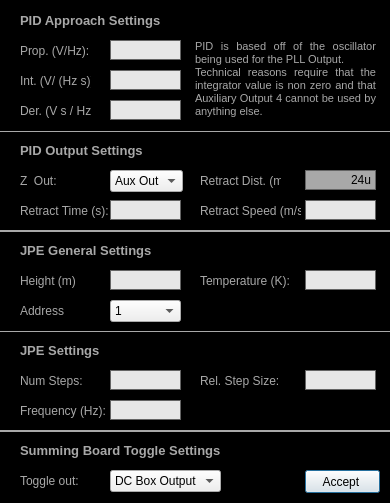
Above: Scanner GUI/ApproachModule/advancedPIDApproachSettings.ui from afylab/nanoSQUID-Scanning-Software before the change. Below: the same form after it.
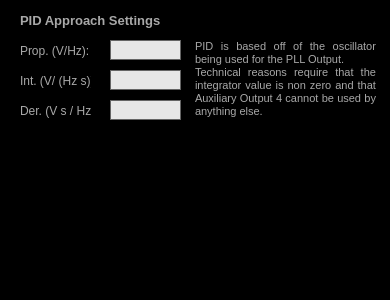
That is the form after the change.

Commit message: Latest Approach Module Changes

Patch:
```diff
--- a/Scanner GUI/ApproachModule/advancedPIDApproachSettings.ui
+++ b/Scanner GUI/ApproachModule/advancedPIDApproachSettings.ui
@@ -7,7 +7,7 @@
     <x>0</x>
     <y>0</y>
     <width>390</width>
-    <height>503</height>
+    <height>300</height>
    </rect>
   </property>
   <property name="sizePolicy">
@@ -19,13 +19,13 @@
   <property name="minimumSize">
    <size>
     <width>390</width>
-    <height>451</height>
+    <height>300</height>
    </size>
   </property>
   <property name="maximumSize">
    <size>
     <width>390</width>
-    <height>600</height>
+    <height>300</height>
    </size>
   </property>
   <property name="windowTitle">
@@ -79,19 +79,6 @@
     <set>Qt::AlignLeading|Qt::AlignLeft|Qt::AlignVCenter</set>
    </property>
   </widget>
-  <widget class="QPushButton" name="pushButton">
-   <property name="geometry">
-    <rect>
-     <x>305</x>
-     <y>470</y>
-     <width>75</width>
-     <height>23</height>
-    </rect>
-   </property>
-   <property name="text">
-    <string>Accept </string>
-   </property>
-  </widget>
   <widget class="QLabel" name="label">
    <property name="geometry">
     <rect>
@@ -131,470 +118,6 @@
     <string>Int. (V/ (Hz s)):</string>
    </property>
   </widget>
-  <widget class="QLabel" name="label_title_6">
-   <property name="geometry">
-    <rect>
-     <x>20</x>
-     <y>140</y>
-     <width>311</width>
-     <height>20</height>
-    </rect>
-   </property>
-   <property name="font">
-    <font>
-     <pointsize>10</pointsize>
-     <weight>75</weight>
-     <bold>true</bold>
-    </font>
-   </property>
-   <property name="styleSheet">
-    <string notr="true">#label_title{
-color:rgb(168,168,168)
-}</string>
-   </property>
-   <property name="text">
-    <string>PID Output Settings</string>
-   </property>
-   <property name="alignment">
-    <set>Qt::AlignLeading|Qt::AlignLeft|Qt::AlignVCenter</set>
-   </property>
-  </widget>
-  <widget class="Line" name="line_3">
-   <property name="geometry">
-    <rect>
-     <x>0</x>
-     <y>130</y>
-     <width>405</width>
-     <height>3</height>
-    </rect>
-   </property>
-   <property name="styleSheet">
-    <string notr="true">#line_3{
-color:rgb(168,168,168)
-}</string>
-   </property>
-   <property name="frameShadow">
-    <enum>QFrame::Plain</enum>
-   </property>
-   <property name="lineWidth">
-    <number>1</number>
-   </property>
-   <property name="orientation">
-    <enum>Qt::Horizontal</enum>
-   </property>
-  </widget>
-  <widget class="QLabel" name="label_11">
-   <property name="geometry">
-    <rect>
-     <x>20</x>
-     <y>370</y>
-     <width>111</width>
-     <height>22</height>
-    </rect>
-   </property>
-   <property name="text">
-    <string>Num Steps:</string>
-   </property>
-  </widget>
-  <widget class="QLineEdit" name="lineEdit_JPE_Approach_Freq">
-   <property name="geometry">
-    <rect>
-     <x>110</x>
-     <y>400</y>
-     <width>71</width>
-     <height>20</height>
-    </rect>
-   </property>
-   <property name="text">
-    <string/>
-   </property>
-   <property name="alignment">
-    <set>Qt::AlignRight|Qt::AlignTrailing|Qt::AlignVCenter</set>
-   </property>
-  </widget>
-  <widget class="QLineEdit" name="lineEdit_JPE_Approach_Size">
-   <property name="geometry">
-    <rect>
-     <x>305</x>
-     <y>370</y>
-     <width>71</width>
-     <height>20</height>
-    </rect>
-   </property>
-   <property name="text">
-    <string/>
-   </property>
-   <property name="alignment">
-    <set>Qt::AlignRight|Qt::AlignTrailing|Qt::AlignVCenter</set>
-   </property>
-  </widget>
-  <widget class="QLabel" name="label_12">
-   <property name="geometry">
-    <rect>
-     <x>200</x>
-     <y>370</y>
-     <width>111</width>
-     <height>22</height>
-    </rect>
-   </property>
-   <property name="text">
-    <string>Rel. Step Size:</string>
-   </property>
-  </widget>
-  <widget class="QComboBox" name="comboBox_JPE_Address">
-   <property name="geometry">
-    <rect>
-     <x>110</x>
-     <y>300</y>
-     <width>71</width>
-     <height>22</height>
-    </rect>
-   </property>
-   <property name="currentIndex">
-    <number>0</number>
-   </property>
-   <item>
-    <property name="text">
-     <string>1</string>
-    </property>
-   </item>
-   <item>
-    <property name="text">
-     <string>2</string>
-    </property>
-   </item>
-   <item>
-    <property name="text">
-     <string>3</string>
-    </property>
-   </item>
-   <item>
-    <property name="text">
-     <string>4</string>
-    </property>
-   </item>
-   <item>
-    <property name="text">
-     <string>5</string>
-    </property>
-   </item>
-   <item>
-    <property name="text">
-     <string>6</string>
-    </property>
-   </item>
-  </widget>
-  <widget class="QLabel" name="label_title_8">
-   <property name="geometry">
-    <rect>
-     <x>20</x>
-     <y>340</y>
-     <width>311</width>
-     <height>20</height>
-    </rect>
-   </property>
-   <property name="font">
-    <font>
-     <pointsize>10</pointsize>
-     <weight>75</weight>
-     <bold>true</bold>
-    </font>
-   </property>
-   <property name="styleSheet">
-    <string notr="true">#label_title{
-color:rgb(168,168,168)
-}</string>
-   </property>
-   <property name="text">
-    <string>JPE Settings</string>
-   </property>
-   <property name="alignment">
-    <set>Qt::AlignLeading|Qt::AlignLeft|Qt::AlignVCenter</set>
-   </property>
-  </widget>
-  <widget class="QLineEdit" name="lineEdit_JPE_Approach_Steps">
-   <property name="geometry">
-    <rect>
-     <x>110</x>
-     <y>370</y>
-     <width>71</width>
-     <height>20</height>
-    </rect>
-   </property>
-   <property name="text">
-    <string/>
-   </property>
-   <property name="alignment">
-    <set>Qt::AlignRight|Qt::AlignTrailing|Qt::AlignVCenter</set>
-   </property>
-  </widget>
-  <widget class="QLabel" name="label_14">
-   <property name="geometry">
-    <rect>
-     <x>200</x>
-     <y>270</y>
-     <width>111</width>
-     <height>22</height>
-    </rect>
-   </property>
-   <property name="text">
-    <string>Temperature (K):</string>
-   </property>
-  </widget>
-  <widget class="QLabel" name="label_title_5">
-   <property name="geometry">
-    <rect>
-     <x>20</x>
-     <y>240</y>
-     <width>311</width>
-     <height>20</height>
-    </rect>
-   </property>
-   <property name="font">
-    <font>
-     <pointsize>10</pointsize>
-     <weight>75</weight>
-     <bold>true</bold>
-    </font>
-   </property>
-   <property name="styleSheet">
-    <string notr="true">#label_title{
-color:rgb(168,168,168)
-}</string>
-   </property>
-   <property name="text">
-    <string>JPE General Settings</string>
-   </property>
-   <property name="alignment">
-    <set>Qt::AlignLeading|Qt::AlignLeft|Qt::AlignVCenter</set>
-   </property>
-  </widget>
-  <widget class="QLineEdit" name="lineEdit_Temperature">
-   <property name="geometry">
-    <rect>
-     <x>305</x>
-     <y>270</y>
-     <width>71</width>
-     <height>20</height>
-    </rect>
-   </property>
-   <property name="text">
-    <string/>
-   </property>
-   <property name="alignment">
-    <set>Qt::AlignRight|Qt::AlignTrailing|Qt::AlignVCenter</set>
-   </property>
-  </widget>
-  <widget class="QLineEdit" name="lineEdit_Tip_Height">
-   <property name="geometry">
-    <rect>
-     <x>110</x>
-     <y>270</y>
-     <width>71</width>
-     <height>20</height>
-    </rect>
-   </property>
-   <property name="text">
-    <string/>
-   </property>
-   <property name="alignment">
-    <set>Qt::AlignRight|Qt::AlignTrailing|Qt::AlignVCenter</set>
-   </property>
-  </widget>
-  <widget class="Line" name="line_4">
-   <property name="geometry">
-    <rect>
-     <x>0</x>
-     <y>330</y>
-     <width>405</width>
-     <height>3</height>
-    </rect>
-   </property>
-   <property name="styleSheet">
-    <string notr="true">#line_4{
-color:rgb(168,168,168)
-}</string>
-   </property>
-   <property name="frameShadow">
-    <enum>QFrame::Plain</enum>
-   </property>
-   <property name="lineWidth">
-    <number>1</number>
-   </property>
-   <property name="orientation">
-    <enum>Qt::Horizontal</enum>
-   </property>
-  </widget>
-  <widget class="Line" name="line_2">
-   <property name="geometry">
-    <rect>
-     <x>0</x>
-     <y>230</y>
-     <width>405</width>
-     <height>3</height>
-    </rect>
-   </property>
-   <property name="styleSheet">
-    <string notr="true">#line_2{
-color:rgb(168,168,168)
-}</string>
-   </property>
-   <property name="frameShadow">
-    <enum>QFrame::Plain</enum>
-   </property>
-   <property name="lineWidth">
-    <number>2</number>
-   </property>
-   <property name="orientation">
-    <enum>Qt::Horizontal</enum>
-   </property>
-  </widget>
-  <widget class="QLabel" name="label_13">
-   <property name="geometry">
-    <rect>
-     <x>20</x>
-     <y>270</y>
-     <width>111</width>
-     <height>22</height>
-    </rect>
-   </property>
-   <property name="text">
-    <string>Height (m)</string>
-   </property>
-  </widget>
-  <widget class="QLabel" name="label_21">
-   <property name="geometry">
-    <rect>
-     <x>20</x>
-     <y>300</y>
-     <width>111</width>
-     <height>22</height>
-    </rect>
-   </property>
-   <property name="text">
-    <string>Address</string>
-   </property>
-  </widget>
-  <widget class="QLabel" name="label_10">
-   <property name="geometry">
-    <rect>
-     <x>20</x>
-     <y>400</y>
-     <width>111</width>
-     <height>22</height>
-    </rect>
-   </property>
-   <property name="text">
-    <string>Frequency (Hz):</string>
-   </property>
-  </widget>
-  <widget class="QLabel" name="label_15">
-   <property name="geometry">
-    <rect>
-     <x>200</x>
-     <y>200</y>
-     <width>101</width>
-     <height>22</height>
-    </rect>
-   </property>
-   <property name="text">
-    <string>Retract Speed (m/s):</string>
-   </property>
-  </widget>
-  <widget class="QLabel" name="label_7">
-   <property name="geometry">
-    <rect>
-     <x>200</x>
-     <y>170</y>
-     <width>81</width>
-     <height>22</height>
-    </rect>
-   </property>
-   <property name="text">
-    <string>Retract Dist. (m):</string>
-   </property>
-  </widget>
-  <widget class="QLineEdit" name="lineEdit_Atto_Retract_Speed">
-   <property name="geometry">
-    <rect>
-     <x>305</x>
-     <y>200</y>
-     <width>71</width>
-     <height>20</height>
-    </rect>
-   </property>
-   <property name="text">
-    <string/>
-   </property>
-   <property name="alignment">
-    <set>Qt::AlignRight|Qt::AlignTrailing|Qt::AlignVCenter</set>
-   </property>
-  </widget>
-  <widget class="QLabel" name="label_6">
-   <property name="geometry">
-    <rect>
-     <x>20</x>
-     <y>170</y>
-     <width>81</width>
-     <height>22</height>
-    </rect>
-   </property>
-   <property name="text">
-    <string>Z  Out:</string>
-   </property>
-  </widget>
-  <widget class="QComboBox" name="comboBox_Atto_Z_DAC_Out">
-   <property name="geometry">
-    <rect>
-     <x>110</x>
-     <y>170</y>
-     <width>73</width>
-     <height>22</height>
-    </rect>
-   </property>
-   <property name="currentIndex">
-    <number>0</number>
-   </property>
-   <item>
-    <property name="text">
-     <string>Aux Out 1</string>
-    </property>
-   </item>
-   <item>
-    <property name="text">
-     <string>Aux Out 2</string>
-    </property>
-   </item>
-   <item>
-    <property name="text">
-     <string>Aux Out 3</string>
-    </property>
-   </item>
-  </widget>
-  <widget class="QLineEdit" name="lineEdit_Atto_Retract_Distance">
-   <property name="geometry">
-    <rect>
-     <x>305</x>
-     <y>170</y>
-     <width>71</width>
-     <height>20</height>
-    </rect>
-   </property>
-   <property name="styleSheet">
-    <string notr="true">#lineEdit_Atto_Retract_Distance{
-background: rgb(168,168,168);
-}</string>
-   </property>
-   <property name="text">
-    <string>24u</string>
-   </property>
-   <property name="alignment">
-    <set>Qt::AlignRight|Qt::AlignTrailing|Qt::AlignVCenter</set>
-   </property>
-   <property name="readOnly">
-    <bool>true</bool>
-   </property>
-  </widget>
   <widget class="QLineEdit" name="lineEdit_P">
    <property name="geometry">
     <rect>
@@ -643,35 +166,6 @@
     <set>Qt::AlignRight|Qt::AlignTrailing|Qt::AlignVCenter</set>
    </property>
   </widget>
-  <widget class="QLineEdit" name="lineEdit_Atto_Retract_Time">
-   <property name="geometry">
-    <rect>
-     <x>110</x>
-     <y>200</y>
-     <width>71</width>
-     <height>20</height>
-    </rect>
-   </property>
-   <property name="text">
-    <string/>
-   </property>
-   <property name="alignment">
-    <set>Qt::AlignRight|Qt::AlignTrailing|Qt::AlignVCenter</set>
-   </property>
-  </widget>
-  <widget class="QLabel" name="label_16">
-   <property name="geometry">
-    <rect>
-     <x>20</x>
-     <y>200</y>
-     <width>101</width>
-     <height>22</height>
-    </rect>
-   </property>
-   <property name="text">
-    <string>Retract Time (s):</string>
-   </property>
-  </widget>
   <widget class="QTextEdit" name="textEdit">
    <property name="geometry">
     <rect>
@@ -693,124 +187,6 @@
 &lt;p align=&quot;justify&quot; style=&quot; margin-top:0px; margin-bottom:0px; margin-left:0px; margin-right:0px; -qt-block-indent:0; text-indent:0px;&quot;&gt;&lt;span style=&quot; font-size:8pt;&quot;&gt;Technical reasons require that the integrator value is non zero and that Auxiliary Output 4 cannot be used by anything else. &lt;/span&gt;&lt;/p&gt;&lt;/body&gt;&lt;/html&gt;</string>
    </property>
   </widget>
-  <widget class="QComboBox" name="comboBox_Sumboard_Toggle">
-   <property name="geometry">
-    <rect>
-     <x>110</x>
-     <y>470</y>
-     <width>111</width>
-     <height>22</height>
-    </rect>
-   </property>
-   <property name="currentIndex">
-    <number>0</number>
-   </property>
-   <item>
-    <property name="text">
-     <string>DC Box Output 1</string>
-    </property>
-   </item>
-   <item>
-    <property name="text">
-     <string>DC Box Output 2</string>
-    </property>
-   </item>
-   <item>
-    <property name="text">
-     <string>DC Box Output 3</string>
-    </property>
-   </item>
-   <item>
-    <property name="text">
-     <string>DC Box Output 4</string>
-    </property>
-   </item>
-   <item>
-    <property name="text">
-     <string>DC Box Output 5</string>
-    </property>
-   </item>
-   <item>
-    <property name="text">
-     <string>DC Box Output 6</string>
-    </property>
-   </item>
-   <item>
-    <property name="text">
-     <string>DC Box Output 7</string>
-    </property>
-   </item>
-   <item>
-    <property name="text">
-     <string>DC Box Output 8</string>
-    </property>
-   </item>
-  </widget>
-  <widget class="QLabel" name="label_8">
-   <property name="geometry">
-    <rect>
-     <x>20</x>
-     <y>470</y>
-     <width>81</width>
-     <height>22</height>
-    </rect>
-   </property>
-   <property name="text">
-    <string>Toggle out:</string>
-   </property>
-  </widget>
-  <widget class="QLabel" name="label_title_7">
-   <property name="geometry">
-    <rect>
-     <x>20</x>
-     <y>440</y>
-     <width>311</width>
-     <height>20</height>
-    </rect>
-   </property>
-   <property name="font">
-    <font>
-     <pointsize>10</pointsize>
-     <weight>75</weight>
-     <bold>true</bold>
-    </font>
-   </property>
-   <property name="styleSheet">
-    <string notr="true">#label_title{
-color:rgb(168,168,168)
-}</string>
-   </property>
-   <property name="text">
-    <string>Summing Board Toggle Settings</string>
-   </property>
-   <property name="alignment">
-    <set>Qt::AlignLeading|Qt::AlignLeft|Qt::AlignVCenter</set>
-   </property>
-  </widget>
-  <widget class="Line" name="line_5">
-   <property name="geometry">
-    <rect>
-     <x>0</x>
-     <y>430</y>
-     <width>405</width>
-     <height>3</height>
-    </rect>
-   </property>
-   <property name="styleSheet">
-    <string notr="true">#line_5{
-color:rgb(168,168,168)
-}</string>
-   </property>
-   <property name="frameShadow">
-    <enum>QFrame::Plain</enum>
-   </property>
-   <property name="lineWidth">
-    <number>2</number>
-   </property>
-   <property name="orientation">
-    <enum>Qt::Horizontal</enum>
-   </property>
-  </widget>
  </widget>
  <tabstops>
   <tabstop>lineEdit_P</tabstop>
```
Left out of the diff: 11 changed lines with no effect on the pictures. The commit also changes 6 other files.
